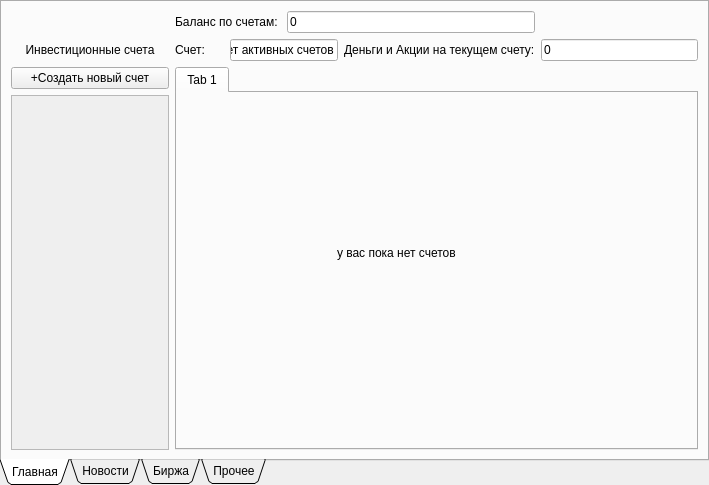
This is client/Client_App/sperinvestwindow.ui in ToksichniyDed/SperInvest as Qt 5 draws it before an edit. The edited form follows.
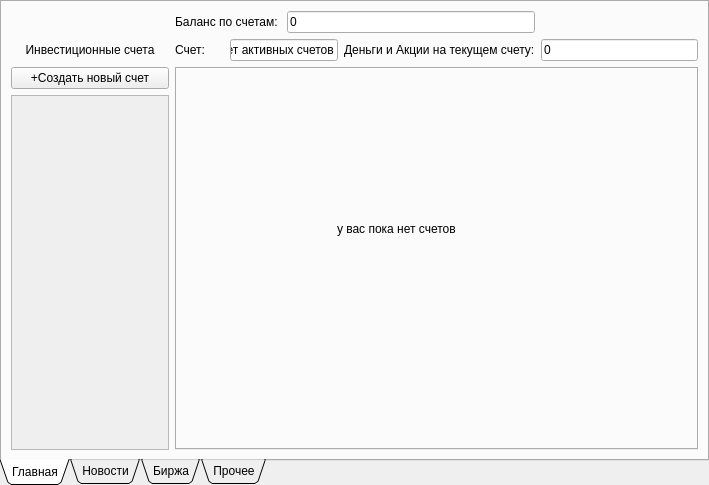
This is the edited form. The open tabs and pages were chosen to show the change.

```diff
--- a/client/Client_App/sperinvestwindow.ui
+++ b/client/Client_App/sperinvestwindow.ui
@@ -163,7 +163,7 @@
        </size>
       </property>
       <property name="tabBarAutoHide">
-       <bool>false</bool>
+       <bool>true</bool>
       </property>
       <widget class="QWidget" name="tab_17">
        <attribute name="title">
```
Left out of the diff: 138 changed lines with no effect on the pictures.
